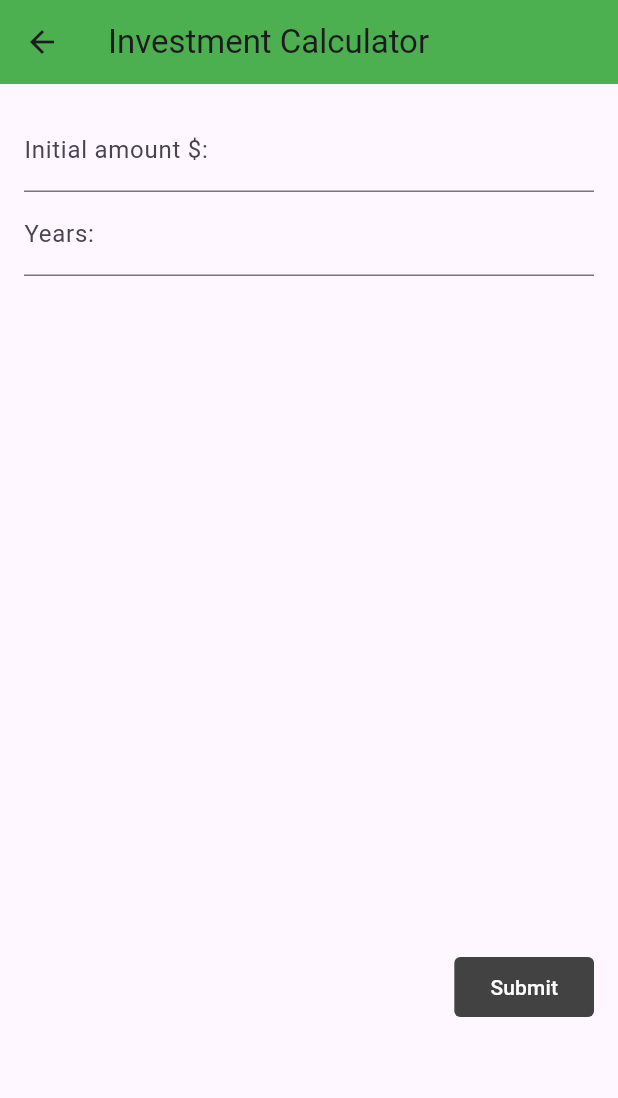
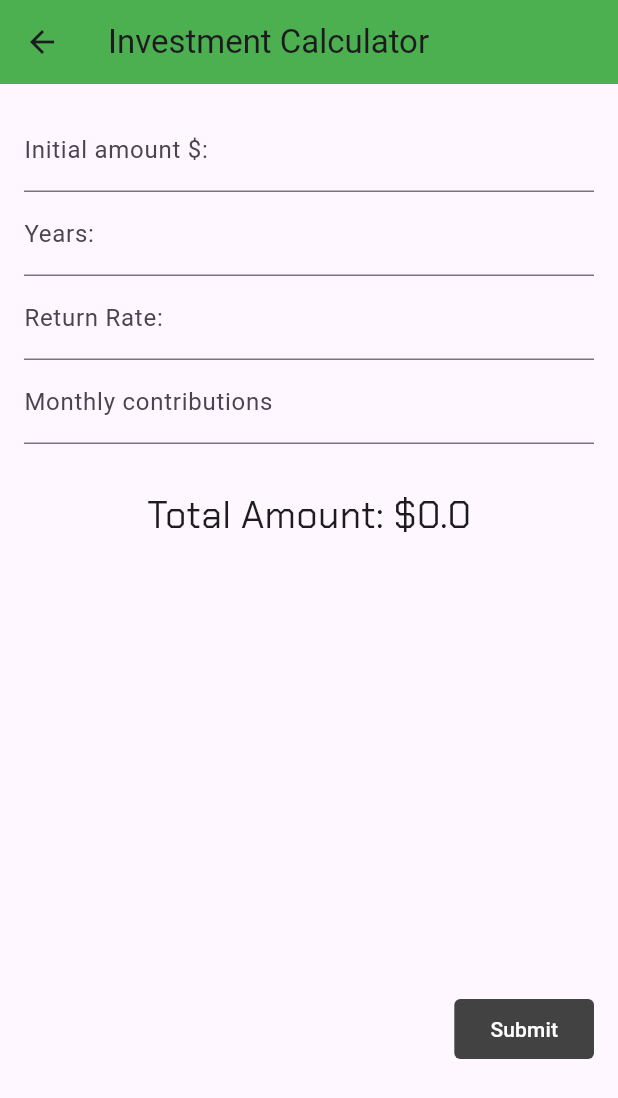
Before and after one commit to FoamerSimpson/SiverSavings, a Flutter app: the Investment screen opened by its route, on a phone screen of 412 x 824 dp. Shown: the top 1098 px of the screen. Run offline on Flutter 3.47's test engine with Material 3 defaults, Android fonts, the phone set to English and light mode, and no system bars; our stand-ins replace string_validator.

Commit message:
finished investment calc

```diff
--- a/siver_frontend/lib/calculators/investment.dart
+++ b/siver_frontend/lib/calculators/investment.dart
@@ -1,5 +1,6 @@
 import 'package:flutter/material.dart';
 import 'package:string_validator/string_validator.dart';
+import 'package:siver_frontend/calculators/mathfunctions/math.dart';
 
 class Investment extends StatefulWidget {
   const Investment({super.key});
@@ -10,10 +11,11 @@ class Investment extends StatefulWidget {
 
 class _InvestmentState extends State<Investment> {
 
-  int initial =0;
+  double initial =0;
   int years =0;
-  int interest=0;
-
+  double interestRate=0;
+  double monthly=0;
+  double total= 0;
 
   final _formGlobalKey=GlobalKey<FormState>();
   @override
@@ -59,7 +61,7 @@ class _InvestmentState extends State<Investment> {
                         },
 
                         onSaved: (value){
-                          int x =int.parse(value!);
+                          double x =double.parse(value!);
                           initial = x;
                         },
 
@@ -89,8 +91,66 @@ class _InvestmentState extends State<Investment> {
                           years = x;
                         },
                       ),
+                      TextFormField(
+                        keyboardType: TextInputType.number,
+                        decoration: const InputDecoration(
+                          label: Text('Return Rate:')
+                        ),
+                        validator: (value) {
+                          if(value == null || value.isEmpty){
+                            return 'enter a valid number';
+                          }
+                          if(!isNumeric(value)){
+                            return 'Numbers only';
+                          }
+                          int? x = int.parse(value);
+                          if(x < 0 || x > 100){
+                            return 'You must enter a value between 0 and 100';
+                          }
+                          return null;
+                        },
+                        onSaved: (value){
+                          double x =double.parse(value!);
+                          interestRate = x;
+                        },
+                      ),
 
-                      const SizedBox(height: 450),
+                      TextFormField(
+                        keyboardType: TextInputType.number,
+                        decoration: const InputDecoration(
+                          label: Text('Monthly contributions')
+                        ),
+                        validator: (value) {
+                          if(value == null || value.isEmpty){
+                            return 'enter a valid number';
+                          }
+                          if(!isNumeric(value)){
+                            return 'Numbers only';
+                          }
+                          int? x = int.parse(value);
+                          if(x < 0 || x > 15000){
+                            return 'You must enter a value between 0 and 15000';
+                          }
+                          return null;
+                        },
+                        onSaved: (value){
+                          double x =double.parse(value!);
+                          monthly = x;
+                        },
+                      ),
+                      SizedBox(height: 30.0,),
+                      Center(
+                        child: Text(
+                          'Total Amount: \$$total',
+                          style: TextStyle(
+                            fontFamily: 'Sivir',
+                            fontSize: 25.0,
+                          ),
+                          )
+                      ),
+
+
+                      const SizedBox(height: 300),
                       FilledButton(
                         onPressed: () {
                           if(_formGlobalKey.currentState!.validate()){
@@ -98,7 +158,7 @@ class _InvestmentState extends State<Investment> {
                           }
 
                           setState(() {
-                            print(years+initial);
+                            total= investmentCalculation(initial, years, interestRate, monthly);
                           });
                         },
                         style: FilledButton.styleFrom(
--- a/siver_frontend/lib/calculators/mathfunctions/math.dart
+++ b/siver_frontend/lib/calculators/mathfunctions/math.dart
@@ -0,0 +1,18 @@
+import 'dart:math';
+
+double investmentCalculation(double initial, int years, double percent, double monthly) {
+  double r = percent / 100;
+  int n = 12;
+  int t = years;
+
+
+  double FV_initial = initial * pow((1 + r/n), n*t);
+
+
+  double FV_contributions = monthly * (pow((1 + r/n), n*t) - 1) / (r/n);
+
+
+  double FV_total = FV_initial + FV_contributions;
+
+  return double.parse(FV_total.toStringAsFixed(2));
+}
```
